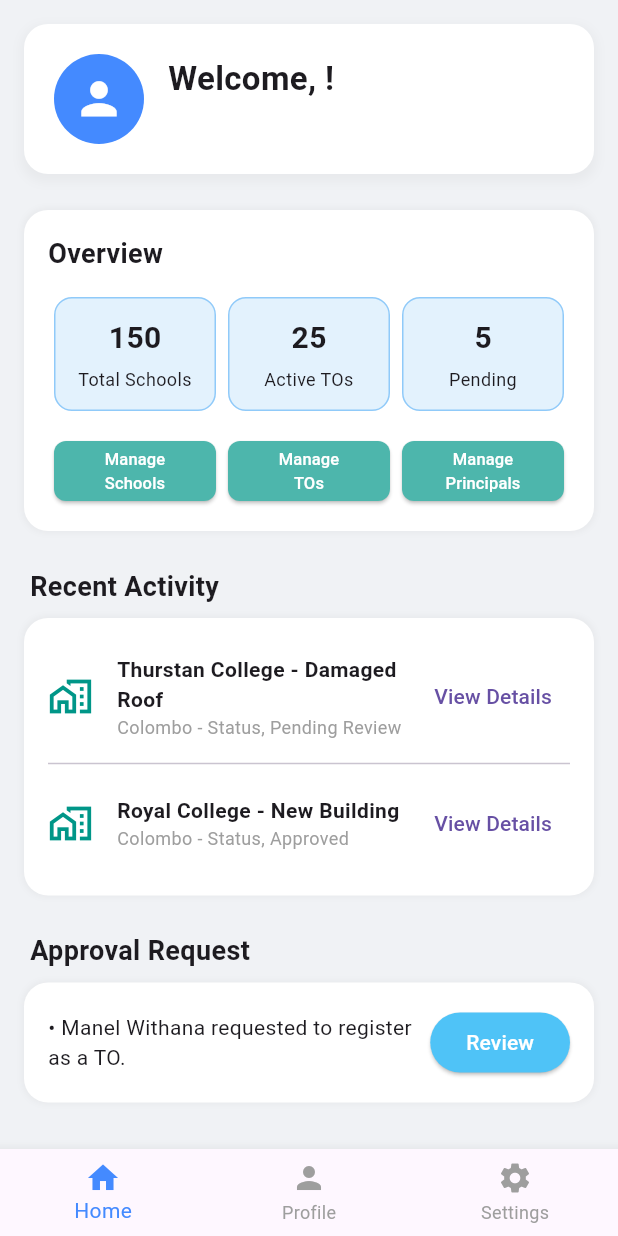
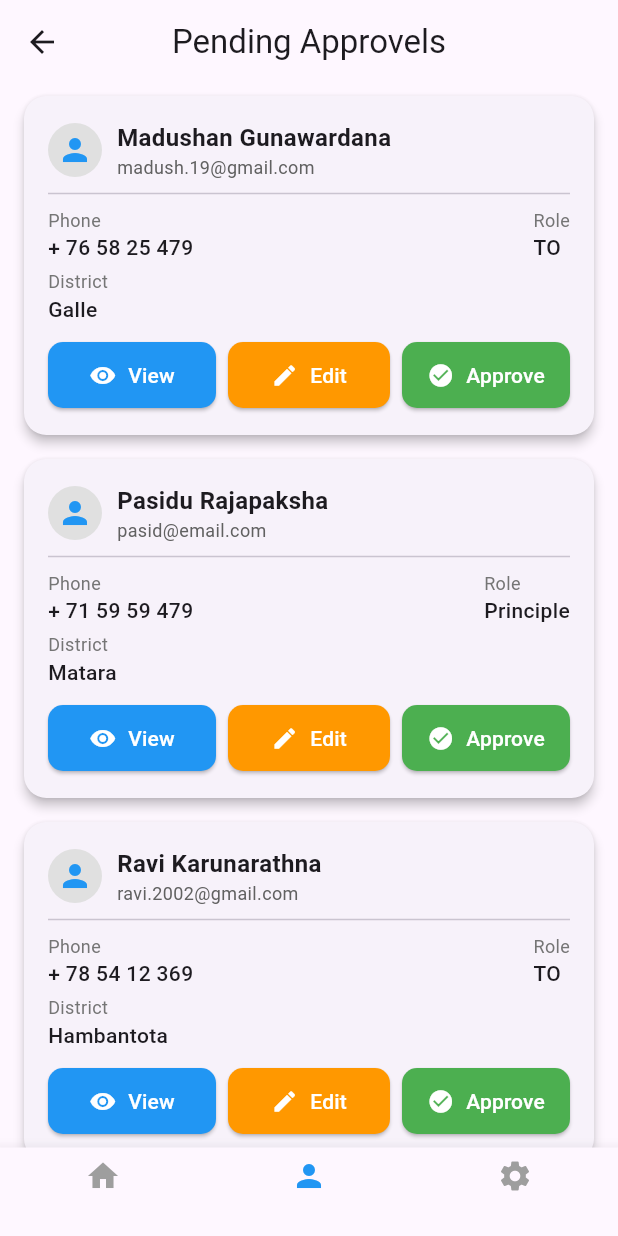
Before and after one commit to IrrigationDepartment/BuildCare, a Flutter app: the DistrictEngDashboard screen opened directly with empty values, after a tap on "Review", on a phone screen of 412 x 824 dp. Run offline on Flutter 3.47's test engine with Material 3 defaults, Android fonts, the phone set to English and light mode, and no system bars; our stand-ins replace cloud_firestore, firebase_auth, firebase_core; accounts and stored records are empty; network calls fail.

Commit message:
Add
add pending approvals review page

```diff
--- a/lib/screens/DistrictEng/dashboard.dart
+++ b/lib/screens/DistrictEng/dashboard.dart
@@ -5,8 +5,11 @@ import 'manage_to_page.dart';
 // Import the file containing the Manage Principals page
 import 'manage_principals_page.dart';
 
-//  Import the file containing the Manage Schools page
+// Import the file containing the Manage Schools page
 import 'manage_schools_page.dart';
+
+// Import for the Pending Approvals Page
+import 'pending_approvals_page.dart';
 
 class DistrictEngDashboard extends StatefulWidget {
   final Map<String, dynamic> userData;
@@ -298,7 +301,14 @@ class _DistrictEngDashboardState extends State<DistrictEngDashboard> {
             child: Text('• Manel Withana requested to register as a TO.'),
           ),
           ElevatedButton(
-            onPressed: () {},
+            onPressed: () {
+              Navigator.push(
+                context,
+                MaterialPageRoute(
+                  builder: (context) => const PendingApprovalsPage(),
+                ),
+              );
+            },
             style: ElevatedButton.styleFrom(
               backgroundColor: Colors.lightBlue.shade300,
               foregroundColor: Colors.white,
--- /dev/null
+++ b/lib/screens/DistrictEng/pending_approvals_page.dart
@@ -0,0 +1,273 @@
+import 'package:flutter/material.dart';
+//  Data Model for a Single Approval Item
+
+
+class ApprovalItem {
+  final String name;
+  final String email;
+  final String phone;
+  final String district;
+  final String role;
+
+  ApprovalItem({
+    required this.name,
+    required this.email,
+    required this.phone,
+    required this.district,
+    required this.role,
+  });
+}
+
+//  Sample Data
+
+final List<ApprovalItem> dummyApprovals = [
+  ApprovalItem(
+    name: 'Madushan Gunawardana',
+    email: 'madush.19@gmail.com',
+    phone: '+ 76 58 25 479',
+    district: 'Galle',
+    role: 'TO',
+  ),
+  ApprovalItem(
+    name: 'Pasidu Rajapaksha',
+    email: 'pasid@email.com',
+    phone: '+ 71 59 59 479',
+    district: 'Matara',
+    role: 'Principle',
+  ),
+  ApprovalItem(
+    name: 'Ravi Karunarathna',
+    email: 'ravi.2002@gmail.com',
+    phone: '+ 78 54 12 369',
+    district: 'Hambantota',
+    role: 'TO',
+  ),
+];
+
+//  The Custom Card Widget for an Approval Item
+
+class ApprovalCard extends StatelessWidget {
+  final ApprovalItem item;
+
+  const ApprovalCard({super.key, required this.item});
+
+  @override
+  Widget build(BuildContext context) {
+    return Card(
+      margin: const EdgeInsets.symmetric(horizontal: 16.0, vertical: 8.0),
+      shape: RoundedRectangleBorder(
+        borderRadius: BorderRadius.circular(15.0),
+      ),
+      elevation: 3,
+      child: Padding(
+        padding: const EdgeInsets.all(16.0),
+        child: Column(
+          crossAxisAlignment: CrossAxisAlignment.start,
+          children: [
+            // User Name and Email Row
+            Row(
+              children: [
+                const CircleAvatar(
+                  radius: 18,
+                  backgroundColor: Color(0xFFE0E0E0),
+                  child: Icon(Icons.person, color: Colors.blue),
+                ),
+                const SizedBox(width: 10),
+                Expanded(
+                  child: Column(
+                    crossAxisAlignment: CrossAxisAlignment.start,
+                    children: [
+                      Text(
+                        item.name,
+                        style: const TextStyle(
+                            fontWeight: FontWeight.bold, fontSize: 16),
+                      ),
+                      Text(
+                        item.email,
+                        style: TextStyle(
+                            fontSize: 12, color: Colors.grey[700]),
+                      ),
+                    ],
+                  ),
+                ),
+              ],
+            ),
+
+            const Divider(height: 18),
+
+            // Details and Role Row
+            Row(
+              crossAxisAlignment: CrossAxisAlignment.start,
+              children: [
+                // Details (Phone and District)
+                Expanded(
+                  child: Column(
+                    crossAxisAlignment: CrossAxisAlignment.start,
+                    children: [
+                      Text('Phone',
+                          style: TextStyle(
+                              fontSize: 12, color: Colors.grey[600])),
+                      Text(item.phone,
+                          style: const TextStyle(
+                              fontSize: 14, fontWeight: FontWeight.w500)),
+                      const SizedBox(height: 4),
+                      Text('District',
+                          style: TextStyle(
+                              fontSize: 12, color: Colors.grey[600])),
+                      Text(item.district,
+                          style: const TextStyle(
+                              fontSize: 14, fontWeight: FontWeight.w500)),
+                    ],
+                  ),
+                ),
+                const SizedBox(width: 16),
+                // Role
+                Column(
+                  crossAxisAlignment: CrossAxisAlignment.start,
+                  children: [
+                    Text('Role',
+                        style: TextStyle(
+                            fontSize: 12, color: Colors.grey[600])),
+                    Text(item.role,
+                        style: const TextStyle(
+                            fontSize: 14, fontWeight: FontWeight.w500)),
+                  ],
+                ),
+              ],
+            ),
+
+            const SizedBox(height: 10),
+
+            // Buttons Row
+            Row(
+              mainAxisAlignment: MainAxisAlignment.spaceBetween,
+              children: [
+                // View Button
+                Expanded(
+                  child: Padding(
+                    padding: const EdgeInsets.only(right: 4.0),
+                    child: ElevatedButton.icon(
+                      onPressed: () {
+                        // Handle View action
+                        print('View ${item.name}');
+                      },
+                      icon: const Icon(Icons.remove_red_eye, size: 18),
+                      label: const Text('View'),
+                      style: ElevatedButton.styleFrom(
+                        foregroundColor: Colors.white,
+                        backgroundColor: Colors.blue,
+                        shape: RoundedRectangleBorder(
+                            borderRadius: BorderRadius.circular(10)),
+                        padding: const EdgeInsets.symmetric(vertical: 12),
+                      ),
+                    ),
+                  ),
+                ),
+                // Edit Button
+                Expanded(
+                  child: Padding(
+                    padding: const EdgeInsets.symmetric(horizontal: 4.0),
+                    child: ElevatedButton.icon(
+                      onPressed: () {
+                        // Handle Edit action
+                        print('Edit ${item.name}');
+                      },
+                      icon: const Icon(Icons.edit, size: 18),
+                      label: const Text('Edit'),
+                      style: ElevatedButton.styleFrom(
+                        foregroundColor: Colors.white,
+                        backgroundColor: Colors.orange,
+                        shape: RoundedRectangleBorder(
+                            borderRadius: BorderRadius.circular(10)),
+                        padding: const EdgeInsets.symmetric(vertical: 12),
+                      ),
+                    ),
+                  ),
+                ),
+                // Approve Button
+                Expanded(
+                  child: Padding(
+                    padding: const EdgeInsets.only(left: 4.0),
+                    child: ElevatedButton.icon(
+                      onPressed: () {
+                        // Handle Approve action
+                        print('Approve ${item.name}');
+                      },
+                      icon: const Icon(Icons.check_circle, size: 18),
+                      label: const Text('Approve'),
+                      style: ElevatedButton.styleFrom(
+                        foregroundColor: Colors.white,
+                        backgroundColor: Colors.green,
+                        shape: RoundedRectangleBorder(
+                            borderRadius: BorderRadius.circular(10)),
+                        padding: const EdgeInsets.symmetric(vertical: 12),
+                      ),
+                    ),
+                  ),
+                ),
+              ],
+            ),
+          ],
+        ),
+      ),
+    );
+  }
+}
+
+// The Main Page
+
+class PendingApprovalsPage extends StatelessWidget {
+  const PendingApprovalsPage({super.key});
+
+  @override
+  Widget build(BuildContext context) {
+    return Scaffold(
+      // AppBar
+      appBar: AppBar(
+        automaticallyImplyLeading: false, // Removes the default back arrow
+        leading: IconButton(
+          icon: const Icon(Icons.arrow_back),
+          onPressed: () {
+            // Handle back button press
+            Navigator.pop(context);
+          },
+        ),
+        title: const Text('Pending Approvels'),
+        centerTitle: true,
+      ),
+
+      // Body: List of Approval Cards
+      body: ListView.builder(
+        itemCount: dummyApprovals.length,
+        itemBuilder: (context, index) {
+          return ApprovalCard(item: dummyApprovals[index]);
+        },
+      ),
+
+      // Bottom Navigation Bar
+      bottomNavigationBar: BottomNavigationBar(
+        type: BottomNavigationBarType.fixed, // Essential for > 3 items
+        selectedItemColor: Colors.blue,
+        unselectedItemColor: Colors.grey,
+        items: const <BottomNavigationBarItem>[
+          BottomNavigationBarItem(
+            icon: Icon(Icons.home),
+            label: '', // Empty label as in the screenshot
+          ),
+          BottomNavigationBarItem(
+            icon: Icon(Icons.person),
+            label: '',
+          ),
+          BottomNavigationBarItem(
+            icon: Icon(Icons.settings),
+            label: '',
+          ),
+        ],
+        currentIndex: 1, // 'person' icon selected
+        onTap: (index) {
+          // Handle navigation
+        },
+      ),
+    );
+  }
+}
```
